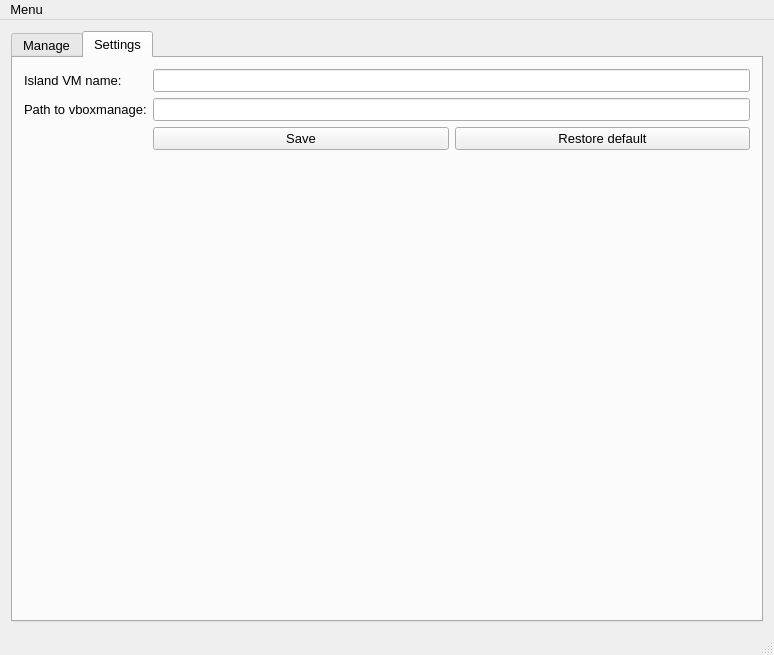
viocost/islands, file mac-manager/forms/mainwindow.ui: the form before one commit.
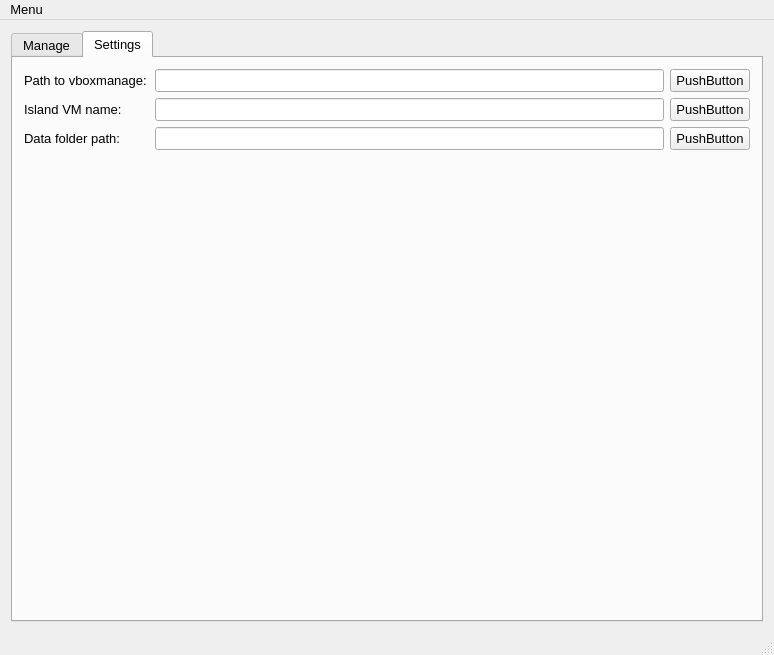
The form after the commit. The open tabs and pages were chosen to show the change. Icons and pictures are not drawn.

```diff
--- a/mac-manager/forms/mainwindow.ui
+++ b/mac-manager/forms/mainwindow.ui
@@ -510,59 +510,115 @@
        <attribute name="title">
         <string>Settings</string>
        </attribute>
-       <layout class="QFormLayout" name="formLayout">
-        <item row="0" column="0">
-         <widget class="QLabel" name="vMnameLabel">
-          <property name="text">
-           <string>Island VM name:</string>
-          </property>
-         </widget>
-        </item>
-        <item row="0" column="1">
-         <widget class="QLineEdit" name="vmnameLineEdit">
-          <property name="minimumSize">
-           <size>
-            <width>300</width>
-            <height>0</height>
-           </size>
-          </property>
-         </widget>
-        </item>
-        <item row="1" column="0">
-         <widget class="QLabel" name="vboxmanagePathLabel">
-          <property name="text">
-           <string>Path to vboxmanage:</string>
-          </property>
-         </widget>
-        </item>
-        <item row="1" column="1">
-         <widget class="QLineEdit" name="vboxmanagePathLineEdit">
-          <property name="minimumSize">
-           <size>
-            <width>300</width>
-            <height>0</height>
-           </size>
-          </property>
-         </widget>
-        </item>
-        <item row="2" column="1">
-         <layout class="QHBoxLayout" name="horizontalLayout_10">
+       <layout class="QVBoxLayout" name="verticalLayout_7">
+        <item>
+         <layout class="QHBoxLayout" name="horizontalLayout_11">
+          <item>
+           <widget class="QLabel" name="vboxmanagePathLabel">
+            <property name="minimumSize">
+             <size>
+              <width>125</width>
+              <height>0</height>
+             </size>
+            </property>
+            <property name="text">
+             <string>Path to vboxmanage:</string>
+            </property>
+           </widget>
+          </item>
+          <item>
+           <widget class="QLineEdit" name="vboxmanagePathLineEdit">
+            <property name="minimumSize">
+             <size>
+              <width>300</width>
+              <height>0</height>
+             </size>
+            </property>
+           </widget>
+          </item>
           <item>
            <widget class="QPushButton" name="pushButton_2">
             <property name="text">
-             <string>Save</string>
+             <string>PushButton</string>
+            </property>
+           </widget>
+          </item>
+         </layout>
+        </item>
+        <item>
+         <layout class="QHBoxLayout" name="horizontalLayout_10">
+          <item>
+           <widget class="QLabel" name="vMnameLabel">
+            <property name="minimumSize">
+             <size>
+              <width>125</width>
+              <height>0</height>
+             </size>
+            </property>
+            <property name="text">
+             <string>Island VM name:</string>
+            </property>
+           </widget>
+          </item>
+          <item>
+           <widget class="QLineEdit" name="vmnameLineEdit">
+            <property name="minimumSize">
+             <size>
+              <width>300</width>
+              <height>0</height>
+             </size>
             </property>
            </widget>
           </item>
           <item>
            <widget class="QPushButton" name="pushButton">
             <property name="text">
-             <string>Restore default</string>
+             <string>PushButton</string>
             </property>
            </widget>
           </item>
          </layout>
         </item>
+        <item>
+         <layout class="QHBoxLayout" name="horizontalLayout_12">
+          <item>
+           <widget class="QLabel" name="label_2">
+            <property name="minimumSize">
+             <size>
+              <width>125</width>
+              <height>0</height>
+             </size>
+            </property>
+            <property name="text">
+             <string>Data folder path:</string>
+            </property>
+           </widget>
+          </item>
+          <item>
+           <widget class="QLineEdit" name="lineEdit"/>
+          </item>
+          <item>
+           <widget class="QPushButton" name="pushButton_3">
+            <property name="text">
+             <string>PushButton</string>
+            </property>
+           </widget>
+          </item>
+         </layout>
+        </item>
+        <item>
+         <spacer name="verticalSpacer_3">
+          <property name="orientation">
+           <enum>Qt::Vertical</enum>
+          </property>
+          <property name="sizeHint" stdset="0">
+           <size>
+            <width>20</width>
+            <height>40</height>
+           </size>
+          </property>
+         </spacer>
+        </item>
        </layout>
       </widget>
      </widget>
```
Left out of the diff: 28 changed lines with no effect on the pictures.
